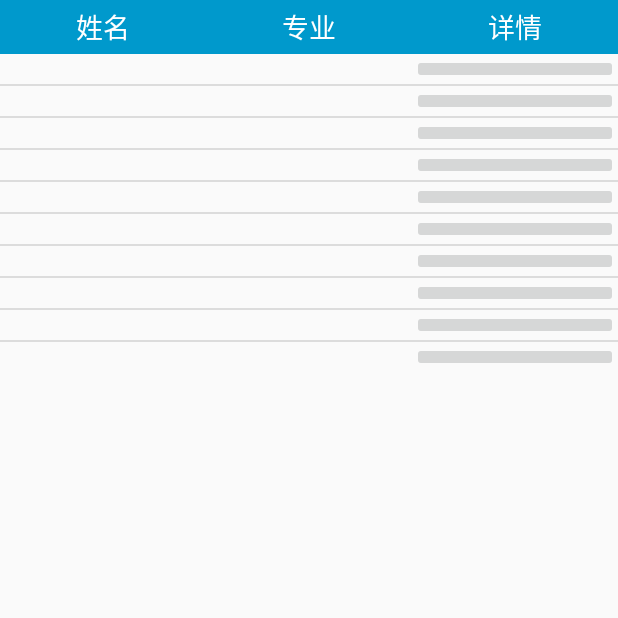
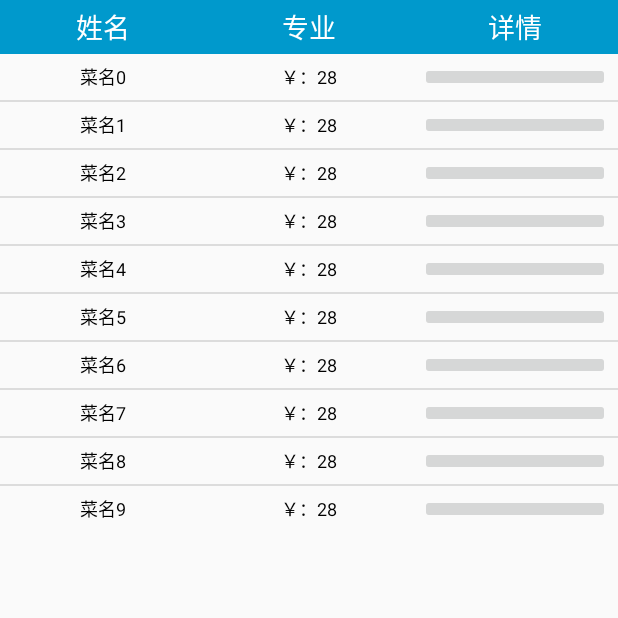
Before and after one commit to sherlockkk/SchoolMate-JXUST, an Android app: the screen it shows after launch (ListActivity), after a tap on "查询", on a phone screen of 412 x 824 dp, the top half of it. Run offline under Robolectric (Android 15) with nearby library versions, the phone set to English and light mode, and no system bars.

Commit message:
json解析初步，数据转换为json对象

```diff
--- a/app/build.gradle
+++ b/app/build.gradle
@@ -22,5 +22,7 @@ android {
 dependencies {
     compile fileTree(dir: 'libs', include: ['*.jar'])
     compile 'com.android.support:appcompat-v7:23.1.0'
+    compile 'com.google.code.gson:gson:2.4'
     compile files('libs/WelikeAndroid_V1.1.jar')
+
 }
--- a/app/src/main/java/com/alpha/schoolmate/activity/ListActivity.java
+++ b/app/src/main/java/com/alpha/schoolmate/activity/ListActivity.java
@@ -5,6 +5,7 @@ import android.content.DialogInterface;
 import android.os.Bundle;
 import android.view.View;
 import android.widget.Button;
+import android.widget.ImageButton;
 import android.widget.ListView;
 import android.widget.TableLayout;
 import android.widget.TableRow;
@@ -12,6 +13,7 @@ import android.widget.TextView;
 
 import com.alpha.schoolmate.R;
 import com.alpha.schoolmate.adapter.MyAdapter;
+import com.alpha.schoolmate.adapter.ViewHolder;
 import com.lody.welike.ui.WelikeActivity;
 
 import java.util.ArrayList;
@@ -41,6 +43,7 @@ public class ListActivity extends Activity {
         listView.setAdapter(myAdapter);
     }
 
+
     //动态获取数据源，可以是数组，json等
     public List<Map<String, Object>> getData() {
         List<Map<String, Object>> list = new ArrayList<Map<String, Object>>();
--- a/app/src/main/java/com/alpha/schoolmate/activity/MainActivity.java
+++ b/app/src/main/java/com/alpha/schoolmate/activity/MainActivity.java
@@ -1,6 +1,7 @@
 package com.alpha.schoolmate.activity;
 
 import android.app.Activity;
+import android.app.ProgressDialog;
 import android.content.Intent;
 import android.os.Bundle;
 import android.view.MenuItem;
@@ -16,6 +17,7 @@ import android.widget.Spinner;
 import com.alpha.schoolmate.R;
 import com.alpha.schoolmate.util.Config;
 import com.alpha.schoolmate.util.HttpUtils;
+import com.alpha.schoolmate.util.JsonUtil;
 import com.lody.welike.WelikeHttp;
 import com.lody.welike.http.HttpParams;
 import com.lody.welike.http.HttpRequest;
@@ -68,17 +70,18 @@ public class MainActivity extends Activity {
 
     OnClickListener onClickListener;
 
+    public String  name = null;
+    public String major = null;
+    public String clazz = null;
+    public String company = null;
+    public String address = null;
+    public String years = null;
     {
         onClickListener = new OnClickListener() {
 
             @Override
             public void onClick(View v) {
-                String name = null;
-                String major = null;
-                String clazz = null;
-                String company = null;
-                String address = null;
-                String years = null;
+
                 switch (v.getId()) {
                     case R.id.submit:
                         name = mEditText_name.getText().toString();
@@ -87,18 +90,25 @@ public class MainActivity extends Activity {
                         company = mEditText_company.getText().toString();
                         address = mEditText_address.getText().toString();
                         years = mSpinner.getSelectedItem().toString();
+
+//                        ProgressDialog progressDialog = new ProgressDialog(MainActivity.this);
+//                        progressDialog.setTitle("正在查询");
+//                        progressDialog.setMessage("查询中...");
+
                         toActivity();
                         break;
                 }
                 Map<String, String> params = new HashMap<String, String>();
-                params.put("", name);
-                params.put("", major);
-                params.put("", clazz);
-                params.put("", years);
-                params.put("", company);
-                params.put("", address);
+                params.put("RealName", name);
+                params.put("SpecialityName", major);
+                params.put("ClassName", clazz);
+                params.put("Graduation", years);
+                params.put("WorkPlace", company);
+                params.put("Address", address);
                 sendPost(params);
                 System.out.println(name + " " + major + " " + clazz + " " + company + " " + address + " " + years);
+                JsonUtil jsonUtil = new JsonUtil();
+                jsonUtil.changeNotArrayDateToJson(params);
 
             }
         };
--- a/app/src/main/java/com/alpha/schoolmate/adapter/MyAdapter.java
+++ b/app/src/main/java/com/alpha/schoolmate/adapter/MyAdapter.java
@@ -56,6 +56,8 @@ public class MyAdapter extends BaseAdapter {
         } else {
             viewHolder = (ViewHolder) convertView.getTag();
         }
+        viewHolder.mTvName.setText((String)mData.get(position).get("name"));
+        viewHolder.mTvMajor.setText((String)mData.get(position).get("major"));
         return convertView;
     }
 }
--- /dev/null
+++ b/app/src/main/java/com/alpha/schoolmate/util/JsonUtil.java
@@ -0,0 +1,86 @@
+package com.alpha.schoolmate.util;
+
+import android.util.Log;
+
+import com.alpha.schoolmate.activity.MainActivity;
+import com.google.gson.Gson;
+import com.google.gson.reflect.TypeToken;
+
+import org.json.JSONArray;
+import org.json.JSONException;
+import org.json.JSONObject;
+
+import java.lang.reflect.Type;
+import java.util.ArrayList;
+import java.util.List;
+import java.util.Map;
+
+/**
+ * Created by SongJian on 2015/11/5.
+ * <p/>
+ * 邮箱：1129574214@qq.com
+ */
+public class JsonUtil {
+    //Json对象转换为集合
+    public List<?> jsonToString(String jsonData) {
+        Gson gson = new Gson();
+        Type listType = new TypeToken<List<?>>() {
+        }.getType();
+        ArrayList<?> list = gson.fromJson(jsonData, listType);
+        return list;
+    }
+
+    //写入Json数据,转换为String对象
+    public String getJsonData(List<?> list) {
+        Gson gson = new Gson();
+        String stringJson = gson.toJson(list);
+        return stringJson;
+    }
+
+    //    private void changeArrayDateToJson(Map<String, String> params) {  //把一个集合转换成json格式的字符串
+//        JSONArray jsonArray=null;
+//        JSONObject object=null;
+//        jsonArray = new JSONArray();
+//        object=new JSONObject();
+//        for (int i = 0; i <params.size(); i++) {  //遍历上面初始化的集合数据，把数据加入JSONObject里面
+//            JSONObject object2 = new JSONObject();//一个user对象，使用一个JSONObject对象来装
+//            try {
+//                object2.put("userId", params.get(i).getUserId());  //从集合取出数据，放入JSONObject里面 JSONObject对象和map差不多用法,以键和值形式存储数据
+//                object2.put("userName", userBeans.get(i).getUserName());
+//                jsonArray.put(object2); //把JSONObject对象装入jsonArray数组里面
+//            } catch (JSONException e) {
+//                e.printStackTrace();
+//            }
+//        }
+//
+//        try {
+//            object.put("userDate", jsonArray); //再把JSONArray数据加入JSONObject对象里面(数组也是对象)
+//            //object.put("time", "2013-11-14"); //这里还可以加入数据，这样json型字符串，就既有集合，又有普通数据
+//        } catch (JSONException e) {
+//            e.printStackTrace();
+//        }
+//        jsonString=null;
+//        jsonString = object.toString(); //把JSONObject转换成json格式的字符串
+//        textView.setText(jsonString);
+//        Log.i("hck", "转换成json字符串: " + jsonString);
+//
+//    }
+    public void changeNotArrayDateToJson(Map<String, String> params) {
+        //JSONObject object=null;
+        JSONObject object = new JSONObject();
+        try {
+            object.put("RealName", params.get("RealName"));
+            object.put("SpecialityName", params.get("RealName"));
+            object.put("ClassName", params.get("RealName"));
+            object.put("Graduation", params.get("RealName"));
+            object.put("WorkPlace", params.get("RealName"));
+            object.put("Address", params.get("RealName"));
+        } catch (JSONException e) {
+            e.printStackTrace();
+        }
+
+        String jsonString2 = object.toString();//把JSONObject转换成json格式的字符串
+        Log.i("hck", "转换成json字符串: " + jsonString2);
+
+    }
+}
--- a/app/src/main/res/layout/layout_listview.xml
+++ b/app/src/main/res/layout/layout_listview.xml
@@ -3,29 +3,32 @@
     android:orientation="horizontal" android:layout_width="match_parent"
     android:layout_height="36dp">
     <TextView
+        android:layout_margin="5dp"
         android:id="@+id/name"
         android:layout_width="0dp"
         android:layout_height="match_parent"
         android:layout_weight="1"
         android:textSize="12sp"
-        android:textColor="@android:color/white"
+        android:textColor="@android:color/black"
         android:gravity="center"/>
     <TextView
+        android:layout_margin="5dp"
         android:id="@+id/major"
         android:layout_width="0dp"
         android:layout_height="match_parent"
         android:layout_weight="1"
         android:textSize="12sp"
-        android:textColor="@android:color/white"
+        android:textColor="@android:color/black"
         android:gravity="center"
         />
     <ImageButton
+        android:layout_margin="5dp"
         android:id="@+id/detail"
         android:layout_width="0dp"
         android:layout_height="match_parent"
         android:layout_weight="1"
         android:textSize="12sp"
-        android:textColor="@android:color/white"
+        android:textColor="@android:color/black"
         android:gravity="center"
         />
 </LinearLayout>
```
Also changed, not shown: 1 other file.
